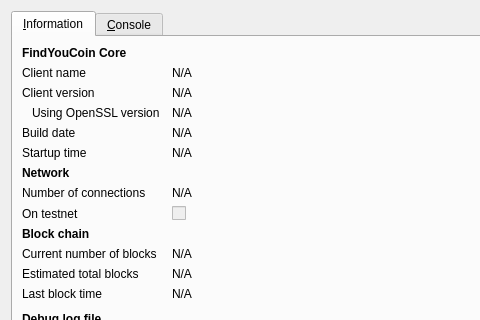
Waecrum/Findcoin, file src/qt/forms/rpcconsole.ui: the form before one commit; both pictures show x 0 to 480 and y 0 to 320 of the 740 by 450 pixel window.
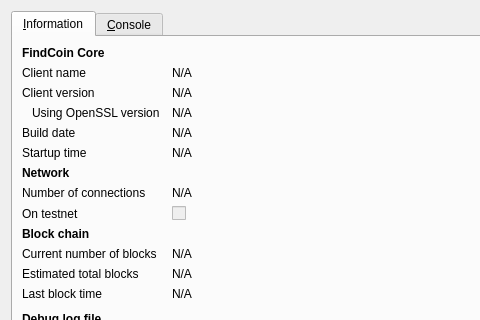
The form after the commit. Icons and pictures are not drawn.

Commit message: Chaned FindYouCoin to Findcoin/FindCoin

```diff
--- a/src/qt/forms/rpcconsole.ui
+++ b/src/qt/forms/rpcconsole.ui
@@ -36,7 +36,7 @@
           </font>
          </property>
          <property name="text">
-          <string>FindYouCoin Core</string>
+          <string>FindCoin Core</string>
          </property>
         </widget>
        </item>
```
Left out of the diff: 6 changed lines with no effect on the pictures. The commit also changes 43 other files.
